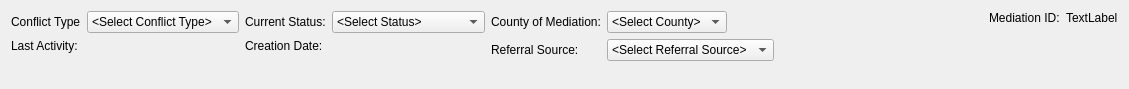
Old version of the form drc/gui/mediationprocessstatusform.ui in the repository lansdon/cpts483_drc.
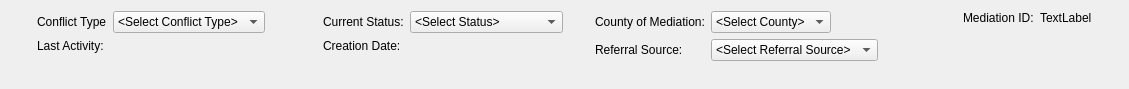
New version of the form.

Commit message: spacers ftw.

The edit to the form file:
```diff
--- a/drc/gui/mediationprocessstatusform.ui
+++ b/drc/gui/mediationprocessstatusform.ui
@@ -19,9 +19,25 @@
   <property name="windowTitle">
    <string>Form</string>
   </property>
-  <layout class="QGridLayout" name="gridLayout_5">
-   <item row="0" column="0">
+  <layout class="QHBoxLayout" name="horizontalLayout">
+   <item>
+    <spacer name="horizontalSpacer_2">
+     <property name="orientation">
+      <enum>Qt::Horizontal</enum>
+     </property>
+     <property name="sizeHint" stdset="0">
+      <size>
+       <width>40</width>
+       <height>20</height>
+      </size>
+     </property>
+    </spacer>
+   </item>
+   <item>
     <layout class="QFormLayout" name="formLayoutCol1">
+     <property name="sizeConstraint">
+      <enum>QLayout::SetNoConstraint</enum>
+     </property>
      <item row="1" column="0">
       <widget class="QLabel" name="_conflictLabel">
        <property name="text">
@@ -109,8 +125,37 @@
      </item>
     </layout>
    </item>
-   <item row="0" column="1">
+   <item>
+    <spacer name="horizontalSpacer_6">
+     <property name="orientation">
+      <enum>Qt::Horizontal</enum>
+     </property>
+     <property name="sizeHint" stdset="0">
+      <size>
+       <width>40</width>
+       <height>20</height>
+      </size>
+     </property>
+    </spacer>
+   </item>
+   <item>
+    <spacer name="horizontalSpacer">
+     <property name="orientation">
+      <enum>Qt::Horizontal</enum>
+     </property>
+     <property name="sizeHint" stdset="0">
+      <size>
+       <width>40</width>
+       <height>20</height>
+      </size>
+     </property>
+    </spacer>
+   </item>
+   <item>
     <layout class="QFormLayout" name="formLayoutCol2">
+     <property name="sizeConstraint">
+      <enum>QLayout::SetNoConstraint</enum>
+     </property>
      <item row="1" column="0">
       <widget class="QLabel" name="_currentStatusLabel">
        <property name="text">
@@ -163,7 +208,20 @@
      </item>
     </layout>
    </item>
-   <item row="0" column="2">
+   <item>
+    <spacer name="horizontalSpacer_7">
+     <property name="orientation">
+      <enum>Qt::Horizontal</enum>
+     </property>
+     <property name="sizeHint" stdset="0">
+      <size>
+       <width>40</width>
+       <height>20</height>
+      </size>
+     </property>
+    </spacer>
+   </item>
+   <item>
     <layout class="QFormLayout" name="formLayoutCol3">
      <property name="fieldGrowthPolicy">
       <enum>QFormLayout::FieldsStayAtSizeHint</enum>
@@ -308,7 +366,46 @@
      </item>
     </layout>
    </item>
-   <item row="0" column="3">
+   <item>
+    <spacer name="horizontalSpacer_3">
+     <property name="orientation">
+      <enum>Qt::Horizontal</enum>
+     </property>
+     <property name="sizeHint" stdset="0">
+      <size>
+       <width>40</width>
+       <height>20</height>
+      </size>
+     </property>
+    </spacer>
+   </item>
+   <item>
+    <spacer name="horizontalSpacer_8">
+     <property name="orientation">
+      <enum>Qt::Horizontal</enum>
+     </property>
+     <property name="sizeHint" stdset="0">
+      <size>
+       <width>40</width>
+       <height>20</height>
+      </size>
+     </property>
+    </spacer>
+   </item>
+   <item>
+    <spacer name="horizontalSpacer_4">
+     <property name="orientation">
+      <enum>Qt::Horizontal</enum>
+     </property>
+     <property name="sizeHint" stdset="0">
+      <size>
+       <width>40</width>
+       <height>20</height>
+      </size>
+     </property>
+    </spacer>
+   </item>
+   <item>
     <layout class="QFormLayout" name="formLayout">
      <property name="fieldGrowthPolicy">
       <enum>QFormLayout::FieldsStayAtSizeHint</enum>
@@ -329,6 +426,19 @@
      </item>
     </layout>
    </item>
+   <item>
+    <spacer name="horizontalSpacer_5">
+     <property name="orientation">
+      <enum>Qt::Horizontal</enum>
+     </property>
+     <property name="sizeHint" stdset="0">
+      <size>
+       <width>40</width>
+       <height>20</height>
+      </size>
+     </property>
+    </spacer>
+   </item>
   </layout>
  </widget>
  <tabstops>
```
